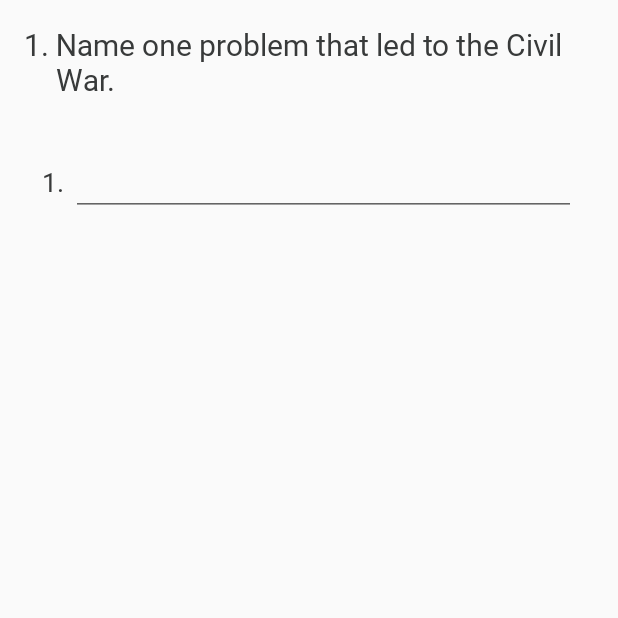
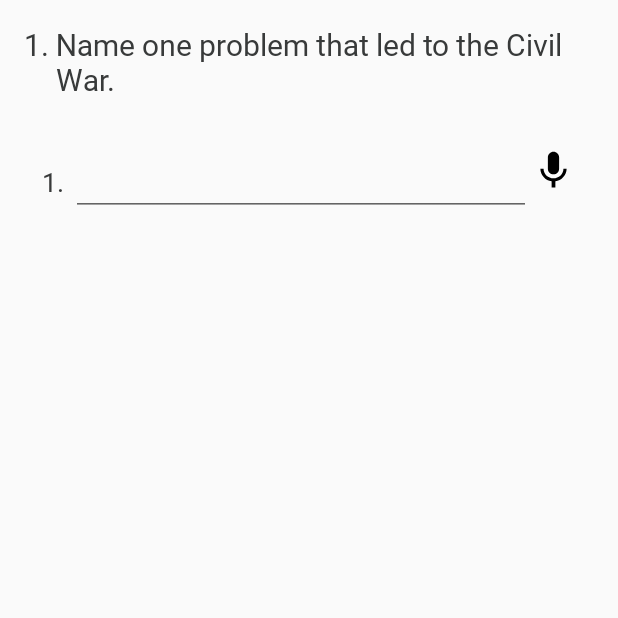
Before and after one commit to Bhavya0409/CitizenshipTest, an Android app: the screen it shows after launch (MainActivity), after a tap on "BEGIN QUIZ", on a phone screen of 412 x 824 dp, the top half of it. Run offline under Robolectric (Android 15) with nearby library versions, the phone set to English and light mode, and no system bars; our stand-ins replace ButterKnife; Roboto replaces fonts that are not available here.

Commit message:
Implement TTS and Voice Recognition

```diff
--- a/app/build.gradle
+++ b/app/build.gradle
@@ -4,7 +4,7 @@ android {
     compileSdkVersion 26
     defaultConfig {
         applicationId "com.example.bhavyashah.citizenshiptest"
-        minSdkVersion 17
+        minSdkVersion 21
         targetSdkVersion 26
         versionCode 1
         versionName "1.0"
@@ -29,4 +29,5 @@ dependencies {
     implementation 'com.jakewharton:butterknife:8.8.1'
     annotationProcessor 'com.jakewharton:butterknife-compiler:8.8.1'
     implementation 'com.squareup.retrofit2:retrofit:2.3.0'
+    implementation 'com.android.support:design:26.1.0'
 }
--- a/app/src/main/java/com/example/bhavyashah/citizenshiptest/MainActivity.java
+++ b/app/src/main/java/com/example/bhavyashah/citizenshiptest/MainActivity.java
@@ -1,17 +1,31 @@
 package com.example.bhavyashah.citizenshiptest;
 
 import android.os.Bundle;
+import android.speech.tts.TextToSpeech;
 import android.support.v7.app.AppCompatActivity;
+
+import java.util.Locale;
 
 import butterknife.ButterKnife;
 
 public class MainActivity extends AppCompatActivity {
+
+    public static TextToSpeech textToSpeech;
 
     @Override
     protected void onCreate(Bundle savedInstanceState) {
         super.onCreate(savedInstanceState);
         setContentView(R.layout.activity_main);
         ButterKnife.bind(this);
+
+        textToSpeech = new TextToSpeech(getApplicationContext(), new TextToSpeech.OnInitListener() {
+            @Override
+            public void onInit(int status) {
+                if (status!=TextToSpeech.ERROR) {
+                    textToSpeech.setLanguage(Locale.US);
+                }
+            }
+        });
 
         BaseFragment.replaceFragmentNotInBackstack(R.id.fragment_container,
                                                    this,
--- /dev/null
+++ b/app/src/main/res/drawable/ic_mic.xml
@@ -0,0 +1,9 @@
+<vector xmlns:android="http://schemas.android.com/apk/res/android"
+        android:width="30dp"
+        android:height="30dp"
+        android:viewportWidth="24.0"
+        android:viewportHeight="24.0">
+    <path
+        android:fillColor="#FF000000"
+        android:pathData="M12,14c1.66,0 2.99,-1.34 2.99,-3L15,5c0,-1.66 -1.34,-3 -3,-3S9,3.34 9,5v6c0,1.66 1.34,3 3,3zM17.3,11c0,3 -2.54,5.1 -5.3,5.1S6.7,14 6.7,11L5,11c0,3.41 2.72,6.23 6,6.72L11,21h2v-3.28c3.28,-0.48 6,-3.3 6,-6.72h-1.7z"/>
+</vector>
--- a/app/src/main/res/layout/fragment_question.xml
+++ b/app/src/main/res/layout/fragment_question.xml
@@ -19,8 +19,10 @@
         <TextView
             android:id="@+id/fragment_question_text"
             style="@style/QuestionText"
-            android:layout_width="match_parent"
+            android:layout_width="0dp"
+            android:layout_weight="1"
             android:layout_height="wrap_content"/>
+
     </LinearLayout>
 
     <FrameLayout
@@ -41,7 +43,7 @@
             android:layout_width="match_parent"
             android:layout_height="wrap_content"
             android:orientation="vertical"
-            android:visibility="gone"
+            android:visibility="visible"
             android:layout_margin="12dp">
             <LinearLayout
                 android:id="@+id/answer_choices_user_input_1"
@@ -60,6 +62,12 @@
                     android:layout_width="0dp"
                     android:layout_weight="1"
                     android:layout_height="wrap_content"/>
+
+                <ImageView
+                    android:id="@+id/mic_1"
+                    android:layout_width="wrap_content"
+                    android:layout_height="wrap_content"
+                    android:src="@drawable/ic_mic"/>
 
                 <ImageView
                     android:id="@+id/answer_choices_user_input_1_icon"
@@ -89,6 +97,12 @@
                     android:layout_height="wrap_content"/>
 
                 <ImageView
+                    android:id="@+id/mic_2"
+                    android:layout_width="wrap_content"
+                    android:layout_height="wrap_content"
+                    android:src="@drawable/ic_mic"/>
+
+                <ImageView
                     android:id="@+id/answer_choices_user_input_2_icon"
                     android:layout_width="wrap_content"
                     android:layout_height="wrap_content"
@@ -113,6 +127,12 @@
                     android:layout_width="0dp"
                     android:layout_weight="1"
                     android:layout_height="wrap_content"/>
+
+                <ImageView
+                    android:id="@+id/mic_3"
+                    android:layout_width="wrap_content"
+                    android:layout_height="wrap_content"
+                    android:src="@drawable/ic_mic"/>
 
                 <ImageView
                     android:id="@+id/answer_choices_user_input_3_icon"
--- a/app/src/main/res/values/strings.xml
+++ b/app/src/main/res/values/strings.xml
@@ -9,4 +9,7 @@
     <string name="retake_quiz">Click here to retake the quiz</string>
     <string name="final_score">You scored: %1$d/%2$d</string>
     <string name="incorrect_answer_text">Sorry that\'s incorrect. The correct answer is %1$s of the following:</string>
+    <string name="say_something">Say something</string>
+    <string name="device_not_supported">Sorry! Your device doesn\'t support speech input</string>
+    <string name="error_saving_input">Sorry, there was an error saving your input</string>
 </resources>
```
Also changed, not shown: app/src/main/java/com/example/bhavyashah/citizenshiptest/QuestionFragment.java (+91 -8 lines).
